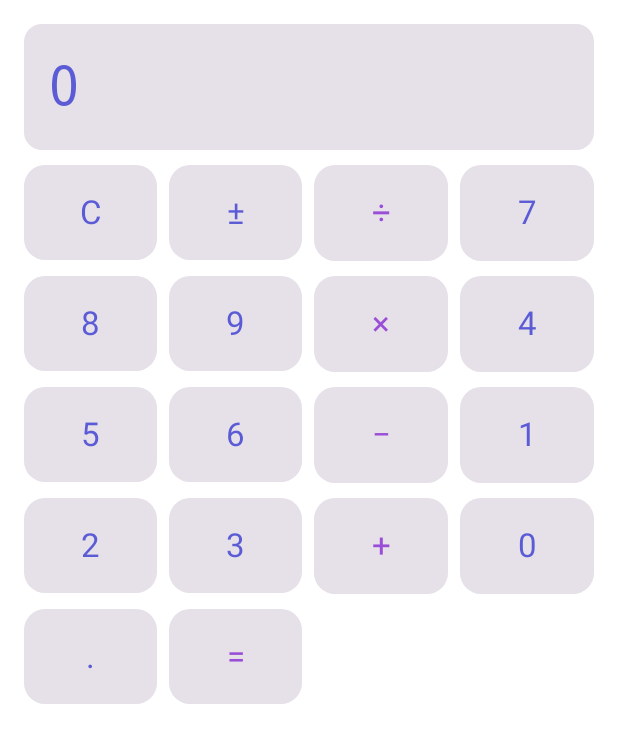
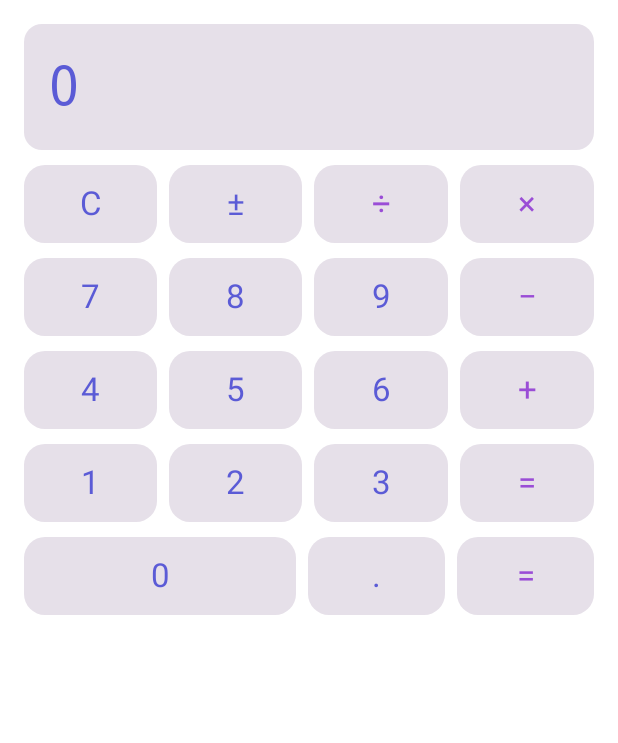
Before and after one commit to Super-DDG/kotlin-learn-app, an Android app built with Jetpack Compose: the composable CalculatorScreen shown on its own in the app's theme, on a phone screen of 412 x 824 dp. Shown: the top 743 px of the screen. Run offline under Robolectric (Android 15) with nearby library versions, the phone set to English and light mode, and no system bars.

Commit message:
fix: 计算器按键改为标准四列布局（数字运算符分区，0 键跨两列）
Co-Authored-By: Claude Code <noreply@anthropic.com>

```diff
--- a/app/src/main/java/com/kotlin/learn/ui/tools/CalculatorScreen.kt
+++ b/app/src/main/java/com/kotlin/learn/ui/tools/CalculatorScreen.kt
@@ -4,8 +4,7 @@ import androidx.compose.foundation.layout.Arrangement
 import androidx.compose.foundation.layout.Box
 import androidx.compose.foundation.layout.Column
 import androidx.compose.foundation.layout.Row
-import androidx.compose.foundation.layout.Spacer
-import androidx.compose.foundation.layout.aspectRatio
+import androidx.compose.foundation.layout.height
 import androidx.compose.foundation.layout.fillMaxSize
 import androidx.compose.foundation.layout.fillMaxWidth
 import androidx.compose.foundation.layout.padding
@@ -45,13 +44,12 @@ fun CalculatorScreen(modifier: Modifier = Modifier) {
                 modifier = Modifier.fillMaxWidth().padding(horizontal = 16.dp, vertical = 20.dp),
             )
         }
-        // 布局：4 列网格，逐行铺
+        // 布局：标准计算器 4 列网格（末行 0 键跨两列）
         val grid = listOf(
-            listOf("C", "±", "÷", "7"),
-            listOf("8", "9", "×", "4"),
-            listOf("5", "6", "−", "1"),
-            listOf("2", "3", "+", "0"),
-            listOf(".", "="),
+            listOf("C", "±", "÷", "×"),
+            listOf("7", "8", "9", "−"),
+            listOf("4", "5", "6", "+"),
+            listOf("1", "2", "3", "="),
         )
         grid.forEach { rowKeys ->
             Row(horizontalArrangement = Arrangement.spacedBy(8.dp), modifier = Modifier.fillMaxWidth()) {
@@ -59,7 +57,7 @@ fun CalculatorScreen(modifier: Modifier = Modifier) {
                     Card(
                         onClick = { state = onKey(state, key) },
                         shape = RoundedCornerShape(14.dp),
-                        modifier = Modifier.weight(1f).aspectRatio(1.4f),
+                        modifier = Modifier.weight(1f).height(52.dp),
                     ) {
                         Box(modifier = Modifier.fillMaxSize(), contentAlignment = Alignment.Center) {
                             Text(
@@ -70,8 +68,33 @@ fun CalculatorScreen(modifier: Modifier = Modifier) {
                         }
                     }
                 }
-                // 末行只有 2 个按键：补齐剩余 2 列，保持 4 列网格对齐
-                repeat(4 - rowKeys.size) { Spacer(modifier = Modifier.weight(1f)) }
+            }
+        }
+        // 末行：0 跨两列，"." 与 "=" 各占一列
+        Row(horizontalArrangement = Arrangement.spacedBy(8.dp), modifier = Modifier.fillMaxWidth()) {
+            Card(
+                onClick = { state = onKey(state, "0") },
+                shape = RoundedCornerShape(14.dp),
+                modifier = Modifier.weight(2f).height(52.dp),
+            ) {
+                Box(modifier = Modifier.fillMaxSize(), contentAlignment = Alignment.Center) {
+                    Text(text = "0", style = MaterialTheme.typography.titleLarge, color = Indigo)
+                }
+            }
+            listOf(".", "=").forEach { key ->
+                Card(
+                    onClick = { state = onKey(state, key) },
+                    shape = RoundedCornerShape(14.dp),
+                    modifier = Modifier.weight(1f).height(52.dp),
+                ) {
+                    Box(modifier = Modifier.fillMaxSize(), contentAlignment = Alignment.Center) {
+                        Text(
+                            text = key,
+                            style = MaterialTheme.typography.titleLarge,
+                            color = if (key == "=") Violet else Indigo,
+                        )
+                    }
+                }
             }
         }
     }
```
